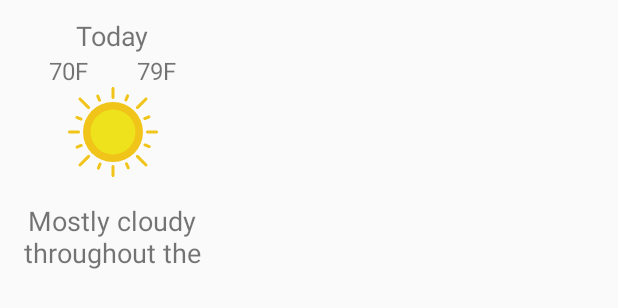
After one commit to praneethpagidi/WeatherApp, an Android app: the layout weekly_card.xml on its own in the app's theme, with its tools: preview values and no code run, on a phone screen of 412 x 824 dp. The commit adds this screen. Shown: the top 308 px of the screen. Run offline under Robolectric (Android 15) with nearby library versions, the phone set to English and light mode, and no system bars.

Commit message:
[Praneeth] - hooking up real data, layout changes, and code refactor

```diff
--- a/app/build.gradle
+++ b/app/build.gradle
@@ -30,6 +30,7 @@ dependencies {
     implementation "com.android.support:recyclerview-v7:$support_version"
     implementation "org.jetbrains.anko:anko-common:$anko_version"
     implementation 'androidx.constraintlayout:constraintlayout:1.1.3'
+    implementation 'com.google.android.material:material:1.0.0'
     implementation 'com.google.code.gson:gson:2.8.5'
     implementation 'com.google.android.gms:play-services-location:17.0.0'
     implementation project(path: ':samplemodule')
--- a/app/src/main/java/praneeth/com/sample/domain/service/Command.kt
+++ b/app/src/main/java/praneeth/com/sample/domain/commands/Command.kt
@@ -1,4 +1,4 @@
-package praneeth.com.sample.domain.service
+package praneeth.com.sample.domain.commands
 
 /**
  * Created by Praneeth on 2019-10-17.
--- a/app/src/main/java/praneeth/com/sample/domain/data/Forecast.kt
+++ b/app/src/main/java/praneeth/com/sample/domain/data/WeekForecast.kt
@@ -3,7 +3,7 @@ package praneeth.com.sample.domain.data
 /**
  * Created by Praneeth on 2019-10-17.
  */
-data class Forecast(
+data class WeekForecast(
     val day: String,
     val description: String,
     val high: Int,
--- /dev/null
+++ b/app/src/main/res/drawable/ic_sunny.xml
@@ -0,0 +1,60 @@
+<vector xmlns:android="http://schemas.android.com/apk/res/android"
+    android:width="60dp"
+    android:height="60dp"
+    android:viewportWidth="60"
+    android:viewportHeight="60">
+  <path
+      android:pathData="M30,0c-0.552,0 -1,0.448 -1,1v6c0,0.552 0.448,1 1,1s1,-0.448 1,-1V1C31,0.448 30.552,0 30,0z"
+      android:fillColor="#F0C419"/>
+  <path
+      android:pathData="M30,52c-0.552,0 -1,0.448 -1,1v6c0,0.552 0.448,1 1,1s1,-0.448 1,-1v-6C31,52.448 30.552,52 30,52z"
+      android:fillColor="#F0C419"/>
+  <path
+      android:pathData="M59,29h-6c-0.552,0 -1,0.448 -1,1s0.448,1 1,1h6c0.552,0 1,-0.448 1,-1S59.552,29 59,29z"
+      android:fillColor="#F0C419"/>
+  <path
+      android:pathData="M8,30c0,-0.552 -0.448,-1 -1,-1H1c-0.552,0 -1,0.448 -1,1s0.448,1 1,1h6C7.552,31 8,30.552 8,30z"
+      android:fillColor="#F0C419"/>
+  <path
+      android:pathData="M46.264,14.736c0.256,0 0.512,-0.098 0.707,-0.293l5.736,-5.736c0.391,-0.391 0.391,-1.023 0,-1.414s-1.023,-0.391 -1.414,0l-5.736,5.736c-0.391,0.391 -0.391,1.023 0,1.414C45.752,14.639 46.008,14.736 46.264,14.736z"
+      android:fillColor="#F0C419"/>
+  <path
+      android:pathData="M13.029,45.557l-5.736,5.736c-0.391,0.391 -0.391,1.023 0,1.414C7.488,52.902 7.744,53 8,53s0.512,-0.098 0.707,-0.293l5.736,-5.736c0.391,-0.391 0.391,-1.023 0,-1.414S13.42,45.166 13.029,45.557z"
+      android:fillColor="#F0C419"/>
+  <path
+      android:pathData="M46.971,45.557c-0.391,-0.391 -1.023,-0.391 -1.414,0s-0.391,1.023 0,1.414l5.736,5.736C51.488,52.902 51.744,53 52,53s0.512,-0.098 0.707,-0.293c0.391,-0.391 0.391,-1.023 0,-1.414L46.971,45.557z"
+      android:fillColor="#F0C419"/>
+  <path
+      android:pathData="M8.707,7.293c-0.391,-0.391 -1.023,-0.391 -1.414,0s-0.391,1.023 0,1.414l5.736,5.736c0.195,0.195 0.451,0.293 0.707,0.293s0.512,-0.098 0.707,-0.293c0.391,-0.391 0.391,-1.023 0,-1.414L8.707,7.293z"
+      android:fillColor="#F0C419"/>
+  <path
+      android:pathData="M50.251,21.404c0.162,0.381 0.532,0.61 0.921,0.61c0.13,0 0.263,-0.026 0.39,-0.08l2.762,-1.172c0.508,-0.216 0.746,-0.803 0.53,-1.311s-0.804,-0.746 -1.311,-0.53l-2.762,1.172C50.272,20.309 50.035,20.896 50.251,21.404z"
+      android:fillColor="#F0C419"/>
+  <path
+      android:pathData="M9.749,38.596c-0.216,-0.508 -0.803,-0.746 -1.311,-0.53l-2.762,1.172c-0.508,0.216 -0.746,0.803 -0.53,1.311c0.162,0.381 0.532,0.61 0.921,0.61c0.13,0 0.263,-0.026 0.39,-0.08l2.762,-1.172C9.728,39.691 9.965,39.104 9.749,38.596z"
+      android:fillColor="#F0C419"/>
+  <path
+      android:pathData="M54.481,38.813L51.7,37.688c-0.511,-0.207 -1.095,0.041 -1.302,0.553c-0.207,0.512 0.041,1.095 0.553,1.302l2.782,1.124c0.123,0.049 0.25,0.073 0.374,0.073c0.396,0 0.771,-0.236 0.928,-0.626C55.241,39.603 54.994,39.02 54.481,38.813z"
+      android:fillColor="#F0C419"/>
+  <path
+      android:pathData="M5.519,21.188L8.3,22.312c0.123,0.049 0.25,0.073 0.374,0.073c0.396,0 0.771,-0.236 0.928,-0.626c0.207,-0.512 -0.041,-1.095 -0.553,-1.302l-2.782,-1.124c-0.513,-0.207 -1.095,0.04 -1.302,0.553C4.759,20.397 5.006,20.98 5.519,21.188z"
+      android:fillColor="#F0C419"/>
+  <path
+      android:pathData="M39.907,50.781c-0.216,-0.508 -0.803,-0.745 -1.311,-0.53c-0.508,0.216 -0.746,0.803 -0.53,1.311l1.172,2.762c0.162,0.381 0.532,0.61 0.921,0.61c0.13,0 0.263,-0.026 0.39,-0.08c0.508,-0.216 0.746,-0.803 0.53,-1.311L39.907,50.781z"
+      android:fillColor="#F0C419"/>
+  <path
+      android:pathData="M21.014,9.829c0.13,0 0.263,-0.026 0.39,-0.08c0.508,-0.216 0.746,-0.803 0.53,-1.311l-1.172,-2.762c-0.215,-0.509 -0.802,-0.747 -1.311,-0.53c-0.508,0.216 -0.746,0.803 -0.53,1.311l1.172,2.762C20.254,9.6 20.625,9.829 21.014,9.829z"
+      android:fillColor="#F0C419"/>
+  <path
+      android:pathData="M21.759,50.398c-0.511,-0.205 -1.095,0.04 -1.302,0.553l-1.124,2.782c-0.207,0.512 0.041,1.095 0.553,1.302c0.123,0.049 0.25,0.073 0.374,0.073c0.396,0 0.771,-0.236 0.928,-0.626l1.124,-2.782C22.519,51.188 22.271,50.605 21.759,50.398z"
+      android:fillColor="#F0C419"/>
+  <path
+      android:pathData="M38.615,9.675c0.396,0 0.771,-0.236 0.928,-0.626l1.124,-2.782c0.207,-0.512 -0.041,-1.095 -0.553,-1.302c-0.511,-0.207 -1.095,0.041 -1.302,0.553L37.688,8.3c-0.207,0.512 0.041,1.095 0.553,1.302C38.364,9.651 38.491,9.675 38.615,9.675z"
+      android:fillColor="#F0C419"/>
+  <path
+      android:pathData="M30,30m-20,0a20,20 0,1 1,40 0a20,20 0,1 1,-40 0"
+      android:fillColor="#F0C419"/>
+  <path
+      android:pathData="M30,30m-15,0a15,15 0,1 1,30 0a15,15 0,1 1,-30 0"
+      android:fillColor="#EDE21B"/>
+</vector>
--- /dev/null
+++ b/app/src/main/res/layout/weekly_card.xml
@@ -0,0 +1,85 @@
+<?xml version="1.0" encoding="utf-8"?>
+<androidx.constraintlayout.widget.ConstraintLayout xmlns:android="http://schemas.android.com/apk/res/android"
+    xmlns:app="http://schemas.android.com/apk/res-auto"
+    android:layout_width="150dp"
+    android:layout_height="wrap_content"
+    android:layout_marginEnd="20dp"
+    android:minHeight="100dp">
+
+    <TextView
+        android:id="@+id/tv_day"
+        android:layout_width="wrap_content"
+        android:layout_height="wrap_content"
+        android:layout_marginBottom="5dp"
+        android:gravity="center"
+        android:text="Today"
+        android:textSize="18sp"
+        app:layout_constraintBottom_toTopOf="@+id/iv_weatherIcon"
+        app:layout_constraintLeft_toLeftOf="parent"
+        app:layout_constraintRight_toRightOf="parent"
+        app:layout_constraintTop_toTopOf="parent" />
+
+    <androidx.constraintlayout.widget.ConstraintLayout
+        android:id="@+id/constraintLayout"
+        android:layout_width="match_parent"
+        android:layout_height="wrap_content"
+        app:layout_constraintBottom_toTopOf="@+id/iv_weatherIcon"
+        app:layout_constraintLeft_toLeftOf="parent"
+        app:layout_constraintRight_toRightOf="parent"
+        app:layout_constraintTop_toBottomOf="@+id/tv_day">
+
+        <TextView
+            android:id="@+id/tv_highTemp"
+            android:layout_width="wrap_content"
+            android:layout_height="wrap_content"
+            android:gravity="center"
+            android:text="70F"
+            android:textSize="16sp"
+            app:layout_constraintBottom_toBottomOf="parent"
+            app:layout_constraintHorizontal_chainStyle="spread"
+            app:layout_constraintLeft_toLeftOf="parent"
+            app:layout_constraintRight_toLeftOf="@+id/tv_lowTemp"
+            app:layout_constraintRight_toRightOf="parent" />
+
+        <TextView
+            android:id="@+id/tv_lowTemp"
+            android:layout_width="wrap_content"
+            android:layout_height="wrap_content"
+            android:gravity="center"
+            android:text="79F"
+            android:textSize="16sp"
+            app:layout_constraintBottom_toBottomOf="parent"
+            app:layout_constraintLeft_toRightOf="@+id/tv_highTemp"
+            app:layout_constraintRight_toRightOf="parent" />
+    </androidx.constraintlayout.widget.ConstraintLayout>
+
+
+    <ImageView
+        android:id="@+id/iv_weatherIcon"
+        android:layout_width="wrap_content"
+        android:layout_height="wrap_content"
+        android:layout_marginTop="5dp"
+        android:layout_marginBottom="5dp"
+        android:contentDescription="Weather image"
+        android:gravity="center"
+        android:src="@drawable/ic_sunny"
+        app:layout_constraintBottom_toTopOf="@+id/tv_description"
+        app:layout_constraintLeft_toLeftOf="parent"
+        app:layout_constraintRight_toRightOf="parent"
+        app:layout_constraintTop_toBottomOf="@+id/tv_day" />
+
+    <TextView
+        android:id="@+id/tv_description"
+        android:layout_width="wrap_content"
+        android:layout_height="wrap_content"
+        android:gravity="center"
+        android:lines="2"
+        android:text="Mostly cloudy throughout the day"
+        android:textSize="18sp"
+        app:layout_constraintBottom_toBottomOf="parent"
+        app:layout_constraintLeft_toLeftOf="parent"
+        app:layout_constraintRight_toRightOf="parent"
+        app:layout_constraintTop_toBottomOf="@+id/iv_weatherIcon" />
+
+
+</androidx.constraintlayout.widget.ConstraintLayout>
```
Also changed, not shown: app/src/main/java/praneeth/com/sample/activities/MyActivity.kt (+18 -24 lines), app/src/main/java/praneeth/com/sample/domain/adapters/ForecastListAdapater.kt (+28 -8 lines), app/src/main/java/praneeth/com/sample/domain/commands/RequestForecastCommand.kt (added, +20 -0 lines), app/src/main/java/praneeth/com/sample/domain/data/DailyForecastData.kt (added, +13 -0 lines), app/src/main/java/praneeth/com/sample/domain/data/ForecastData.kt (+5 -9 lines), app/src/main/java/praneeth/com/sample/domain/data/ForecastResponse.kt (added, +13 -0 lines), app/src/main/java/praneeth/com/sample/domain/data/WeeklyForecastListData.kt (added, +7 -0 lines), app/src/main/java/praneeth/com/sample/domain/mappers/ForecastDataMapper.kt (+14 -5 lines), app/src/main/java/praneeth/com/sample/domain/service/LocationServiceHelper.kt (+4 -9 lines), app/src/main/java/praneeth/com/sample/domain/service/WeatherRequest.kt (renamed from app/src/main/java/praneeth/com/sample/domain/service/WeatherAPI.kt, +5 -4 lines), app/src/main/java/praneeth/com/sample/utils/ServiceAndUIHelper.kt (added, +28 -0 lines), app/src/main/res/layout/activity_main.xml (+22 -4 lines).
